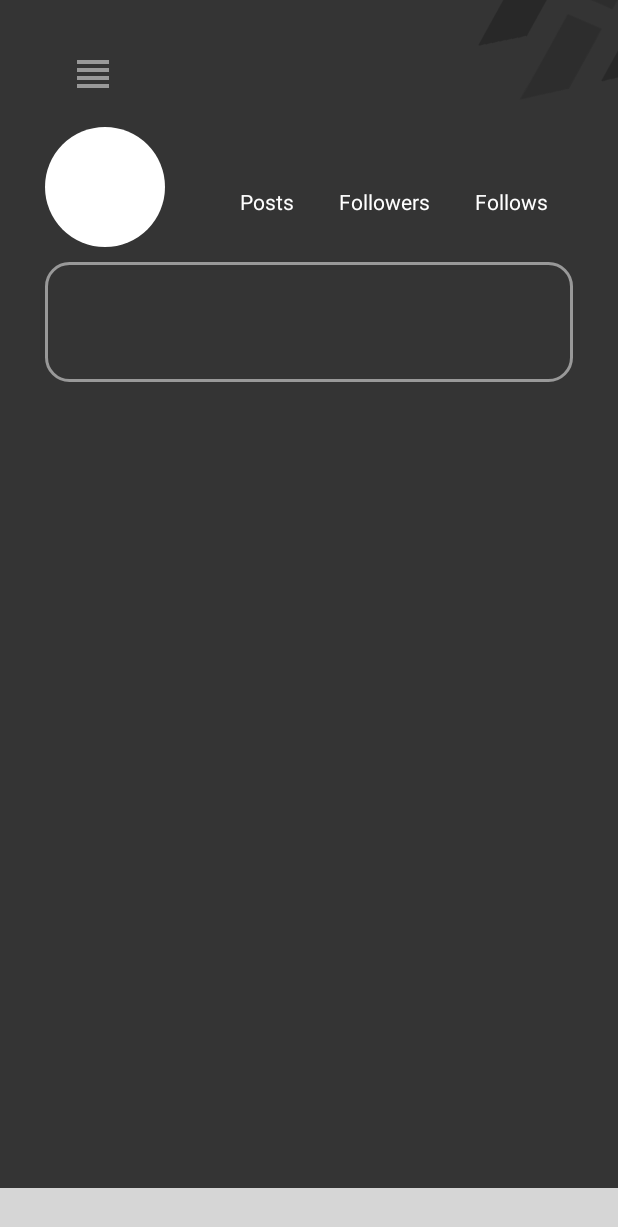
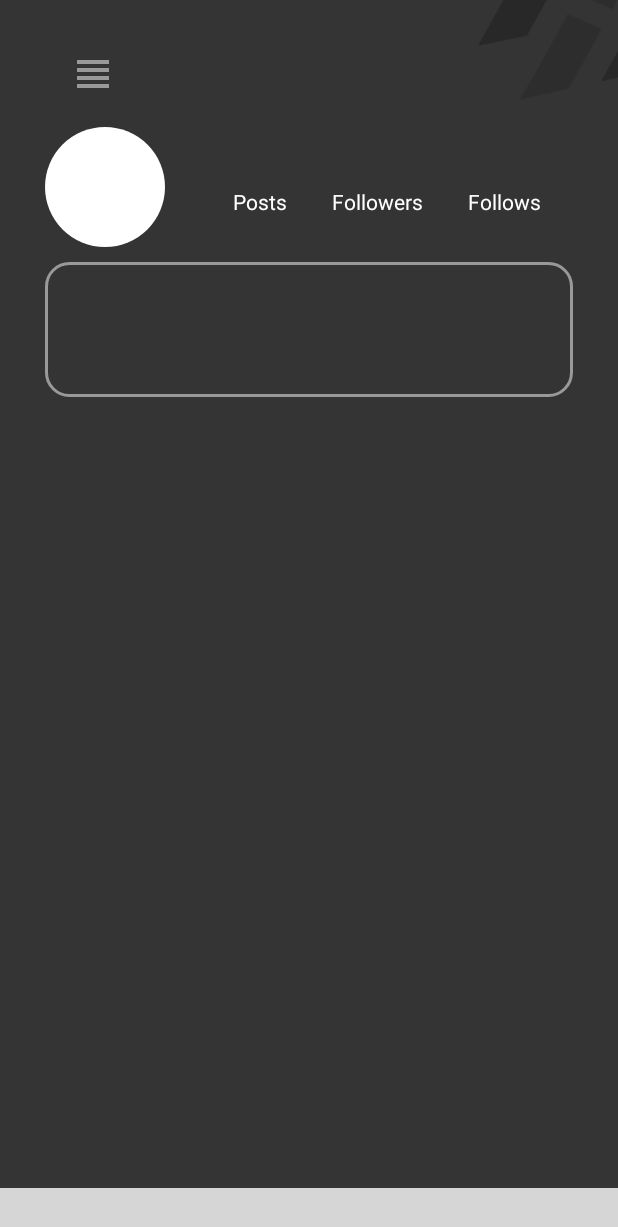
Before and after one commit to AndresSotoLopez/HackApp, an Android app: the fragment User placed in its activity, on a phone screen of 412 x 824 dp. Shown: the top 1227 px of the screen. Run offline under Robolectric (Android 15) with nearby library versions, the phone set to English and light mode, and no system bars; our stand-ins replace Volley; libraries missing offline, so code that uses them is left out: com.etebarian.meowbottomnavigation; plain views replace MeowBottomNavigation; network calls fail; pictures from the network do not load; 8 statements that could not run were skipped; grey boxes are pictures that could not be loaded.

Commit message:
Añadido el fragment de noticias

```diff
--- a/Front-End/app/src/main/java/com/app/hackapp/MainActivity.java
+++ b/Front-End/app/src/main/java/com/app/hackapp/MainActivity.java
@@ -18,17 +18,19 @@ import kotlin.jvm.functions.Function1;
 public class MainActivity extends AppCompatActivity {
 
     private MeowBottomNavigation oBtmNav;
-    private Fragment home;
+    private Fragment fHome, fNoticias, fUser;
 
     @Override
     protected void onCreate(Bundle savedInstanceState) {
         super.onCreate(savedInstanceState);
         setContentView(R.layout.main_activity);
 
-        home = new Home();
+        fHome = new Home();
+        fNoticias = new Noticias();
+        fUser = new User();
 
         // Mostrar como primer fragment el inicio y seteamos el bottom navigation view
-        replace(home);
+        replace(fHome);
         oBtmNav = findViewById(R.id.bottomNavigation);
         setoBtmNav();
     }
@@ -52,17 +54,18 @@ public class MainActivity extends AppCompatActivity {
             public Unit invoke(MeowBottomNavigation.Model model) {
                 switch (model.getId()) {
                     case 1:
-                        replace(home);
+                        replace(fHome);
                         break;
                     case 2:
-                        replace(home);
+                        replace(fHome);
                         break;
                     case 3:
                         break;
                     case 4:
+                        replace(fNoticias);
                         break;
                     case 5:
-                        replace(new User());
+                        replace(fUser);
                         break;
                 }
                 return null;
--- a/Front-End/app/src/main/res/layout/exploit_card_view.xml
+++ b/Front-End/app/src/main/res/layout/exploit_card_view.xml
@@ -61,9 +61,12 @@
                     android:layout_width="match_parent"
                     android:layout_height="wrap_content"
                     android:layout_marginBottom="3dp"
+                    android:layout_marginEnd="15dp"
                     android:text="Title"
                     android:textSize="18sp"
-                    android:textColor="@color/black" />
+                    android:textColor="@color/black"
+                    android:maxLines="1"
+                    android:ellipsize="end"/>
 
             </LinearLayout>
 
--- a/Front-End/app/src/main/res/layout/login_activity.xml
+++ b/Front-End/app/src/main/res/layout/login_activity.xml
@@ -164,7 +164,7 @@
         app:layout_constraintEnd_toEndOf="parent"
         app:layout_constraintHorizontal_bias="0.498"
         app:layout_constraintStart_toStartOf="parent"
-        app:layout_constraintTop_toBottomOf="@+id/activity_login_button_crearCuenta" />
+        app:layout_constraintBottom_toBottomOf="parent" />
 
     <View
         android:layout_width="0dp"
--- a/Front-End/app/src/main/res/layout/user_fragment.xml
+++ b/Front-End/app/src/main/res/layout/user_fragment.xml
@@ -58,7 +58,7 @@
         app:layout_constraintStart_toEndOf="@id/fragment_user_image"
         app:layout_constraintTop_toTopOf="parent"
         android:layout_marginTop="100dp"
-        android:layout_marginStart="50dp">
+        android:layout_marginStart="45dp">
 
         <TextView
             android:id="@+id/fragment_user_number_post"
@@ -128,15 +128,15 @@
             android:layout_width="wrap_content"
             android:layout_height="wrap_content"
             android:text="@string/fragment_user_follows"
-            android:textSize="14sp"
-            android:textColor="@color/white"/>
+            android:textColor="@color/white"
+            android:textSize="14sp" />
     </LinearLayout>
 
 
     <RelativeLayout
         android:id="@+id/fragment_user_bio_shape"
         android:layout_width="match_parent"
-        android:layout_height="80dp"
+        android:layout_height="90dp"
         android:background="@drawable/fragment_user_bio_bg"
         app:layout_constraintTop_toBottomOf="@id/fragment_user_image"
         app:layout_constraintStart_toStartOf="parent"
@@ -144,17 +144,21 @@
         android:layout_marginStart="30dp"
         android:layout_marginEnd="30dp">
 
-        <TextView
-            android:id="@+id/fragment_user_bio_text"
+        <ScrollView
             android:layout_width="match_parent"
             android:layout_height="match_parent"
-            android:text=""
-            android:textColorHint="@color/gris_HackAPP"
-            android:textColor="@color/white"
             android:layout_marginTop="10dp"
             android:layout_marginStart="10dp"
             android:layout_marginEnd="10dp"
-            android:layout_marginBottom="10dp"/>
+            android:layout_marginBottom="10dp">
+            <TextView
+                android:id="@+id/fragment_user_bio_text"
+                android:layout_width="match_parent"
+                android:layout_height="match_parent"
+                android:text=""
+                android:textColorHint="@color/gris_HackAPP"
+                android:textColor="@color/white"/>
+        </ScrollView>
 
     </RelativeLayout>
 
@@ -166,8 +170,8 @@
         app:layout_constraintStart_toStartOf="parent"
         app:layout_constraintEnd_toEndOf="parent"
         app:layout_constraintBottom_toBottomOf="parent"
-        android:layout_marginStart="30dp"
-        android:layout_marginEnd="30dp"
+        android:layout_marginStart="20dp"
+        android:layout_marginEnd="20dp"
         android:layout_marginTop="15dp"
         android:layout_marginBottom="15dp"/>
 
--- a/Front-End/app/src/main/res/values/strings.xml
+++ b/Front-End/app/src/main/res/values/strings.xml
@@ -63,5 +63,7 @@
     <string name="activity_options_secPriv">Seguridad y Privacidad</string>
     <string name="activity_options_clssSesion">Cerrar Sesión</string>
 
+    <!--News-->
+    <string name="fragment_noticias_title">Noticias</string>
 
 </resources>
```
Also changed, not shown: Front-End/app/src/main/java/com/app/hackapp/News.java (added, +68 -0 lines), Front-End/app/src/main/java/com/app/hackapp/Noticias.java (added, +106 -0 lines), Front-End/app/src/main/java/com/app/hackapp/news_adapter.java (added, +71 -0 lines), Front-End/app/src/main/res/layout/news_forum_card_view.xml (+8 -2 lines), Front-End/app/src/main/res/layout/noticias_fragment.xml (added, +45 -0 lines), 1 other file.
